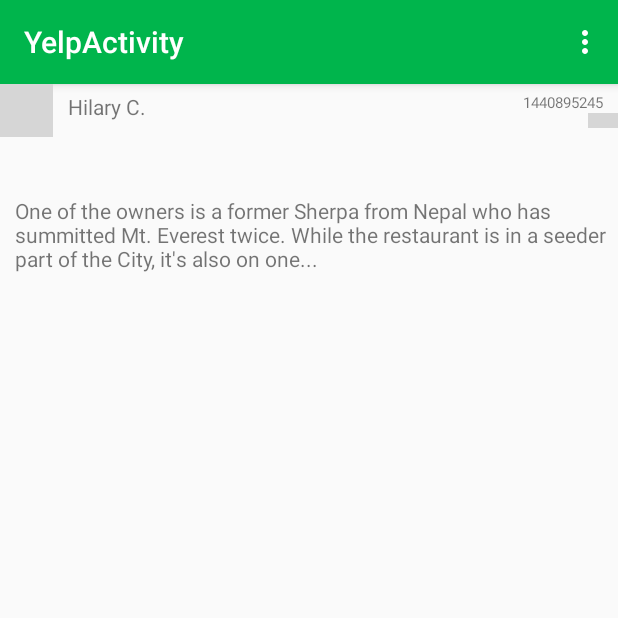
After one commit to aleqi200/grelp, an Android app: the YelpActivity screen opened directly, with no data from a screen before it, on a phone screen of 412 x 824 dp, the top half of it. The commit adds this screen. Run offline under Robolectric (Android 15) with nearby library versions, the phone set to English and light mode, and no system bars; our stand-ins replace Picasso; pictures from the network do not load; grey boxes are pictures that could not be loaded.

Commit message:
Adding yelp activity and adapter with dummy data

```diff
--- a/app/src/main/java/com/grelp/grelp/activities/GrouponActivity.java
+++ b/app/src/main/java/com/grelp/grelp/activities/GrouponActivity.java
@@ -1,12 +1,15 @@
 package com.grelp.grelp.activities;
 
 import android.content.Context;
+import android.content.Intent;
 import android.location.Location;
 import android.net.ConnectivityManager;
 import android.net.NetworkInfo;
 import android.support.v7.app.AppCompatActivity;
 import android.os.Bundle;
 import android.util.Log;
+import android.view.View;
+import android.widget.AdapterView;
 import android.widget.ListView;
 import android.widget.Toast;
 
@@ -48,6 +51,14 @@ public class GrouponActivity extends AppCompatActivity {
             public boolean onLoadMore(int page, int totalItemsCount) {
                 getGroupons(page);
                 return true;
+            }
+        });
+        lvGroupons.setOnItemClickListener(new AdapterView.OnItemClickListener() {
+            @Override
+            public void onItemClick(AdapterView<?> parent, View view, int position, long id) {
+                Intent yelpIntent = new Intent(GrouponActivity.this, YelpActivity.class);
+                yelpIntent.putExtra("businessId", "dummy");
+                startActivity(yelpIntent);
             }
         });
         getGroupons(0);
--- /dev/null
+++ b/app/src/main/java/com/grelp/grelp/activities/YelpActivity.java
@@ -0,0 +1,72 @@
+package com.grelp.grelp.activities;
+
+import android.support.v7.app.AppCompatActivity;
+import android.os.Bundle;
+import android.view.Menu;
+import android.view.MenuItem;
+import android.widget.ListView;
+
+import com.grelp.grelp.R;
+import com.grelp.grelp.adapters.YelpAdapter;
+import com.grelp.grelp.models.YelpReview;
+import com.grelp.grelp.models.YelpUser;
+
+import java.util.ArrayList;
+import java.util.List;
+
+public class YelpActivity extends AppCompatActivity {
+
+    private ListView lvYelpReviews;
+    private YelpAdapter yelpAdapter;
+    private List<YelpReview> yelpReviewList;
+
+    @Override
+    protected void onCreate(Bundle savedInstanceState) {
+        super.onCreate(savedInstanceState);
+        setContentView(R.layout.activity_yelp);
+        lvYelpReviews = (ListView) findViewById(R.id.lvYelpReviews);
+        yelpReviewList = new ArrayList<>();
+        yelpAdapter = new YelpAdapter(this, yelpReviewList);
+        lvYelpReviews.setAdapter(yelpAdapter);
+        String businessId = getIntent().getStringExtra("businessId");
+        getYelpReviews(businessId);
+    }
+
+    private void getYelpReviews(String businessId) {
+        yelpAdapter.addAll(getDummyYelpRating());
+    }
+
+    @Override
+    public boolean onCreateOptionsMenu(Menu menu) {
+        // Inflate the menu; this adds items to the action bar if it is present.
+        getMenuInflater().inflate(R.menu.menu_yelp, menu);
+        return true;
+    }
+
+    @Override
+    public boolean onOptionsItemSelected(MenuItem item) {
+        // Handle action bar item clicks here. The action bar will
+        // automatically handle clicks on the Home/Up button, so long
+        // as you specify a parent activity in AndroidManifest.xml.
+        int id = item.getItemId();
+
+        //noinspection SimplifiableIfStatement
+        if (id == R.id.action_settings) {
+            return true;
+        }
+
+        return super.onOptionsItemSelected(item);
+    }
+
+    public static YelpReview getDummyYelpRating() {
+        YelpUser user = new YelpUser("3KNNxsQa4uooK5FAj7bVaQ",
+                "http://s3-media3.fl.yelpcdn.com/photo/hk31BkJvJ8qcqoUvZ38rmQ/ms.jpg", "Hilary C.");
+        YelpReview review = new YelpReview(4.0,
+                "One of the owners is a former Sherpa from Nepal who has summitted Mt. Everest " +
+                        "twice. While the restaurant is in a seeder part of the City, " +
+                        "it's also on one...", 1440895245,
+                "http://s3-media4.fl.yelpcdn.com/assets/2/www/img/f62a5be2f902/ico/stars/v1/stars_small_4.png",
+                user);
+        return review;
+    }
+}
--- /dev/null
+++ b/app/src/main/java/com/grelp/grelp/adapters/YelpAdapter.java
@@ -0,0 +1,56 @@
+package com.grelp.grelp.adapters;
+
+import android.content.Context;
+import android.view.LayoutInflater;
+import android.view.View;
+import android.view.ViewGroup;
+import android.widget.ArrayAdapter;
+import android.widget.ImageView;
+import android.widget.TextView;
+
+import com.grelp.grelp.R;
+import com.grelp.grelp.models.YelpReview;
+import com.squareup.picasso.Picasso;
+
+import java.util.List;
+
+public class YelpAdapter extends ArrayAdapter<YelpReview> {
+
+    static class YelpViewHolder {
+        ImageView ivYelpProfile;
+        ImageView ivRating;
+        TextView tvYelpUserName;
+        TextView tvReviewTimestamp;
+        TextView tvReviewText;
+    }
+
+    public YelpAdapter(Context context, List<YelpReview> reviews) {
+        super(context, R.layout.item_yelp_review, reviews);
+    }
+
+    @Override
+    public View getView(int position, View convertView, ViewGroup parent) {
+        YelpReview review = getItem(position);
+        YelpViewHolder viewHolder;
+        if (convertView == null) {
+            convertView = LayoutInflater.from(getContext()).inflate(R.layout.item_yelp_review,
+                    parent, false);
+            viewHolder = new YelpViewHolder();
+            viewHolder.ivYelpProfile = (ImageView) convertView.findViewById(R.id.ivYelpProfile);
+            viewHolder.ivRating = (ImageView) convertView.findViewById(R.id.ivRating);
+            viewHolder.tvReviewText = (TextView) convertView.findViewById(R.id.tvReviewText);
+            viewHolder.tvYelpUserName = (TextView) convertView.findViewById(R.id.tvYelpUserName);
+            viewHolder.tvReviewTimestamp = (TextView) convertView.findViewById(R.id.tvReviewTimestamp);
+            convertView.setTag(viewHolder);
+        } else {
+            viewHolder = (YelpViewHolder) convertView.getTag();
+            Picasso.with(getContext()).load(review.getUser().getProfileUrl()).into(viewHolder.ivYelpProfile);
+            Picasso.with(getContext()).load(review.getRatingImageUrl()).into(viewHolder.ivRating);
+            viewHolder.tvYelpUserName.setText(review.getUser().getName());
+            viewHolder.tvReviewTimestamp.setText(review.getTimeCreated() + "");
+            viewHolder.tvReviewText.setText(review.getExcerpt());
+
+        }
+        return convertView;
+    }
+}
--- /dev/null
+++ b/app/src/main/java/com/grelp/grelp/models/YelpBusiness.java
@@ -0,0 +1,55 @@
+package com.grelp.grelp.models;
+
+import org.json.JSONArray;
+import org.json.JSONException;
+import org.json.JSONObject;
+
+import java.util.List;
+
+public class YelpBusiness {
+
+    private final String imageUrl;
+    private final String name;
+    private final int reviewCount;
+    private final double rating;
+    private final List<YelpReview> yelpReviewList;
+
+    public YelpBusiness(String imageUrl, String name, int reviewCount, double rating,
+                        List<YelpReview> yelpReviewList) {
+        this.imageUrl = imageUrl;
+        this.name = name;
+        this.reviewCount = reviewCount;
+        this.rating = rating;
+        this.yelpReviewList = yelpReviewList;
+    }
+
+    public String getImageUrl() {
+        return imageUrl;
+    }
+
+    public String getName() {
+        return name;
+    }
+
+    public int getReviewCount() {
+        return reviewCount;
+    }
+
+    public double getRating() {
+        return rating;
+    }
+
+    public List<YelpReview> getYelpReviewList() {
+        return yelpReviewList;
+    }
+
+    public static YelpBusiness fromJSONObject(JSONObject jsonObject) throws JSONException {
+        String imageUrl = jsonObject.getString("image_url");
+        String name = jsonObject.getString("name");
+        int reviewCount = jsonObject.getInt("review_count");
+        double rating = jsonObject.getDouble("rating");
+        JSONArray reviewArray = jsonObject.getJSONArray("reviews");
+        List<YelpReview> reviews = YelpReview.fromJSONArray(reviewArray);
+        return new YelpBusiness(imageUrl, name, reviewCount, rating, reviews);
+    }
+}
--- /dev/null
+++ b/app/src/main/java/com/grelp/grelp/models/YelpReview.java
@@ -0,0 +1,64 @@
+package com.grelp.grelp.models;
+
+import org.json.JSONArray;
+import org.json.JSONException;
+import org.json.JSONObject;
+
+import java.util.ArrayList;
+import java.util.List;
+
+public class YelpReview {
+    private final double rating;
+    private final String excerpt;
+    private final long timeCreated;
+    private final String ratingImageUrl;
+    private final YelpUser user;
+
+    public YelpReview(double rating, String excerpt, long timeCreated, String ratingImageUrl,
+                      YelpUser user) {
+        this.rating = rating;
+        this.excerpt = excerpt;
+        this.timeCreated = timeCreated;
+        this.ratingImageUrl = ratingImageUrl;
+        this.user = user;
+    }
+
+    public double getRating() {
+        return rating;
+    }
+
+    public String getExcerpt() {
+        return excerpt;
+    }
+
+    public long getTimeCreated() {
+        return timeCreated;
+    }
+
+    public YelpUser getUser() {
+        return user;
+    }
+
+    public String getRatingImageUrl() {
+        return ratingImageUrl;
+    }
+
+    public static YelpReview fromJSONObject(JSONObject review) throws JSONException {
+        String excerpt = review.getString("excerpt");
+        double rating = review.getDouble("rating");
+        long timeCreated = review.getLong("time_created");
+        String ratingImageUrl = review.getString("rating_img_url_small");
+        JSONObject userObject = review.getJSONObject("user");
+        YelpUser user = YelpUser.fromJSONObject(userObject);
+        return new YelpReview(rating, excerpt, timeCreated, ratingImageUrl, user);
+    }
+
+    public static List<YelpReview> fromJSONArray(JSONArray reviewArray) throws JSONException {
+        List<YelpReview> reviews = new ArrayList<>();
+        for (int i = 0; i < reviewArray.length(); i++) {
+            YelpReview review = fromJSONObject(reviewArray.getJSONObject(i));
+            reviews.add(review);
+        }
+        return reviews;
+    }
+}
--- /dev/null
+++ b/app/src/main/java/com/grelp/grelp/models/YelpUser.java
@@ -0,0 +1,35 @@
+package com.grelp.grelp.models;
+
+import org.json.JSONException;
+import org.json.JSONObject;
+
+public class YelpUser {
+    private final String id;
+    private final String profileUrl;
+    private final String name;
+
+    public YelpUser(String id, String profileUrl, String name) {
+        this.id = id;
+        this.profileUrl = profileUrl;
+        this.name = name;
+    }
+
+    public String getId() {
+        return id;
+    }
+
+    public String getProfileUrl() {
+        return profileUrl;
+    }
+
+    public String getName() {
+        return name;
+    }
+
+    public static YelpUser fromJSONObject(JSONObject userObject) throws JSONException {
+        String id = userObject.getString("id");
+        String profileUrl = userObject.getString("image_url");
+        String name = userObject.getString("name");
+        return new YelpUser(id, profileUrl, name);
+    }
+}
--- /dev/null
+++ b/app/src/main/res/layout/activity_yelp.xml
@@ -0,0 +1,15 @@
+<RelativeLayout xmlns:android="http://schemas.android.com/apk/res/android"
+    xmlns:tools="http://schemas.android.com/tools" android:layout_width="match_parent"
+    android:layout_height="match_parent"
+    tools:context="com.grelp.grelp.activities.YelpActivity">
+
+
+    <ListView
+        android:layout_width="wrap_content"
+        android:layout_height="wrap_content"
+        android:id="@+id/lvYelpReviews"
+        android:layout_alignParentTop="true"
+        android:layout_alignParentLeft="true"
+        android:layout_alignParentStart="true" />
+
+</RelativeLayout>
--- /dev/null
+++ b/app/src/main/res/layout/item_yelp_review.xml
@@ -0,0 +1,63 @@
+<?xml version="1.0" encoding="utf-8"?>
+<RelativeLayout xmlns:android="http://schemas.android.com/apk/res/android"
+    android:orientation="vertical"
+    android:layout_width="match_parent"
+    android:layout_height="match_parent">
+
+    <ImageView
+        android:layout_width="35dp"
+        android:layout_height="35dp"
+        android:id="@+id/ivYelpProfile"
+        android:layout_alignParentLeft="true"
+        android:layout_alignParentTop="true"
+        android:paddingLeft="10dp"
+        android:paddingTop="10dp"/>
+
+    <TextView
+        android:layout_width="wrap_content"
+        android:layout_height="wrap_content"
+        android:textAppearance="?android:attr/textAppearanceSmall"
+        android:text="Small Text"
+        android:textSize="14sp"
+        android:id="@+id/tvYelpUserName"
+        android:layout_alignParentTop="true"
+        android:layout_toRightOf="@+id/ivYelpProfile"
+        android:layout_toEndOf="@+id/ivYelpProfile"
+        android:layout_marginLeft="10dp"
+        android:paddingTop="5dp"/>
+
+    <TextView
+        android:layout_width="wrap_content"
+        android:layout_height="wrap_content"
+        android:textAppearance="?android:attr/textAppearanceSmall"
+        android:text="Small Text"
+        android:textSize="10sp"
+        android:id="@+id/tvReviewTimestamp"
+        android:layout_alignParentTop="true"
+        android:layout_alignParentRight="true"
+        android:layout_alignParentEnd="true"
+        android:paddingTop="5dp"
+        android:paddingRight="10dp"/>
+
+    <TextView
+        android:layout_width="wrap_content"
+        android:layout_height="wrap_content"
+        android:textAppearance="?android:attr/textAppearanceSmall"
+        android:text="Small Text"
+        android:id="@+id/tvReviewText"
+        android:paddingTop="5dp"
+        android:paddingLeft="10dp"
+        android:layout_below="@+id/ivYelpProfile"
+        android:layout_alignParentLeft="true"
+        android:layout_alignParentStart="true"
+        android:layout_marginTop="34dp" />
+
+    <ImageView
+        android:layout_width="20dp"
+        android:layout_height="10dp"
+        android:id="@+id/ivRating"
+        android:layout_alignParentRight="true"
+        android:layout_below="@id/tvReviewTimestamp"
+        android:paddingRight="10dp"
+        android:paddingTop="5dp"/>
+</RelativeLayout>
--- /dev/null
+++ b/app/src/main/res/menu/menu_yelp.xml
@@ -0,0 +1,7 @@
+<menu xmlns:android="http://schemas.android.com/apk/res/android"
+    xmlns:app="http://schemas.android.com/apk/res-auto"
+    xmlns:tools="http://schemas.android.com/tools"
+    tools:context="com.grelp.grelp.activities.YelpActivity">
+    <item android:id="@+id/action_settings" android:title="@string/action_settings"
+        android:orderInCategory="100" app:showAsAction="never" />
+</menu>
--- a/app/src/main/res/values/strings.xml
+++ b/app/src/main/res/values/strings.xml
@@ -1,3 +1,7 @@
 <resources>
     <string name="app_name">Grelp</string>
+    <string name="title_activity_yelp">YelpActivity</string>
+
+    <string name="hello_world">Hello world!</string>
+    <string name="action_settings">Settings</string>
 </resources>
```
Also changed, not shown: app/src/main/AndroidManifest.xml (+7 -3 lines).
